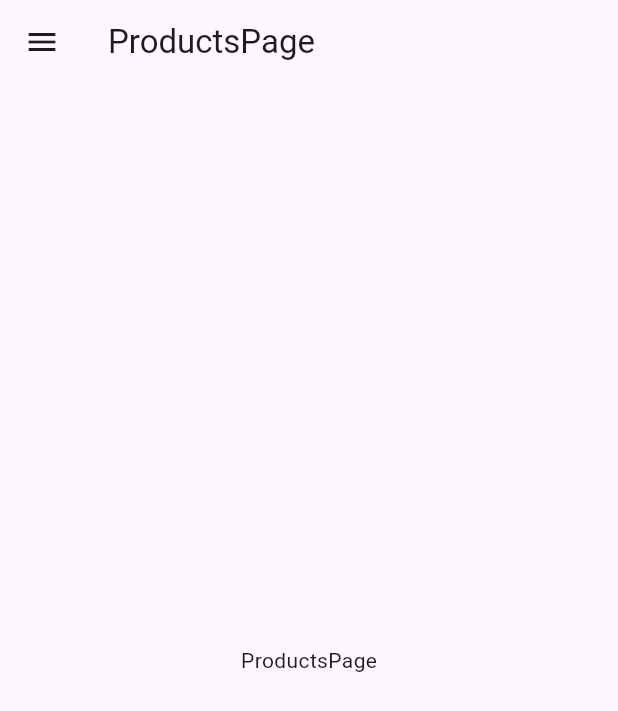
After one commit to yahyazawadi/foodgo, a Flutter app: the ProductsPage screen opened by its route, on a phone screen of 412 x 824 dp. The commit adds this screen. Shown: the top 711 px of the screen. Run offline on Flutter 3.47's test engine with Material 3 defaults, Android fonts, the phone set to English and light mode, and no system bars.

Commit message:
added static pages

```diff
--- a/lib/main.dart
+++ b/lib/main.dart
@@ -1,4 +1,8 @@
+import 'package:dofood/pages/cart_page.dart';
 import 'package:dofood/pages/home_screen.dart';
+import 'package:dofood/pages/product_details.dart';
+import 'package:dofood/pages/products_page.dart';
+import 'package:dofood/pages/order_summay_page.dart';
 import 'package:flutter/material.dart';
 
 void main() {
--- /dev/null
+++ b/lib/pages/products_page.dart
@@ -0,0 +1,15 @@
+import 'package:flutter/material.dart';
+import '../widgets/drawer.dart';
+
+class ProductsPage extends StatelessWidget {
+  const ProductsPage({super.key});
+
+  @override
+  Widget build(BuildContext context) {
+    return Scaffold(
+      appBar: AppBar(title: const Text('ProductsPage')),
+      drawer: const MyDrawer(),
+      body: const Center(child: Text('ProductsPage')),
+    );
+  }
+}
```
Also changed, not shown: lib/pages/cart_page.dart (added, +15 -0 lines), lib/pages/order_summay_page.dart (added, +15 -0 lines), lib/pages/product_details.dart (added).
